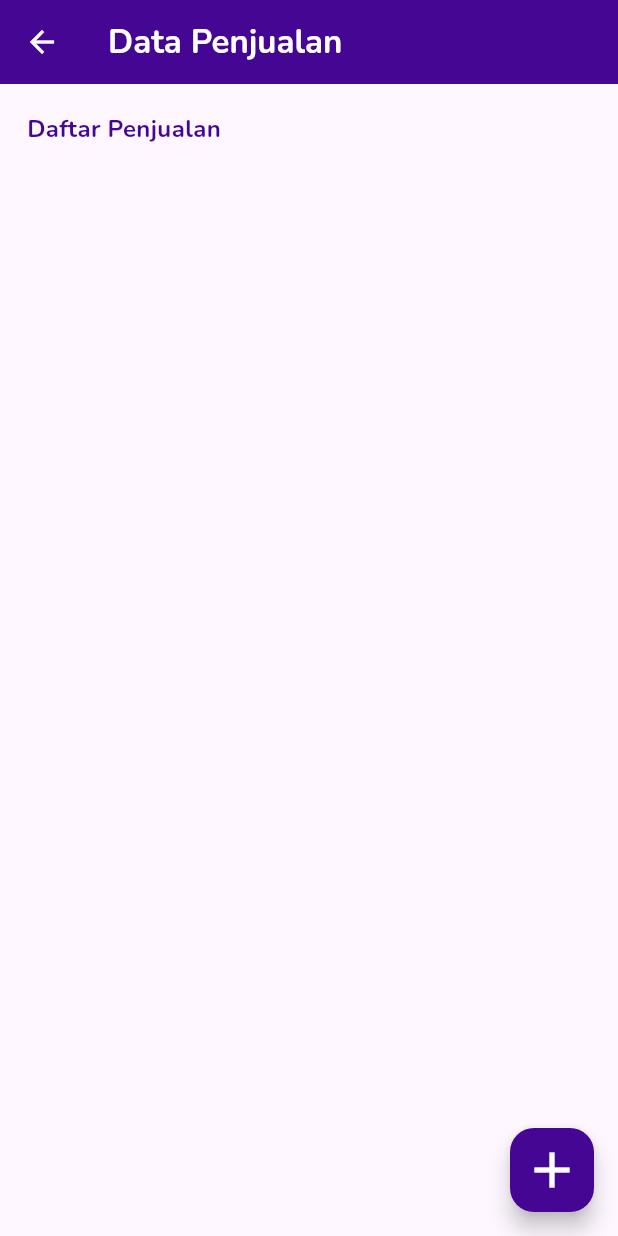
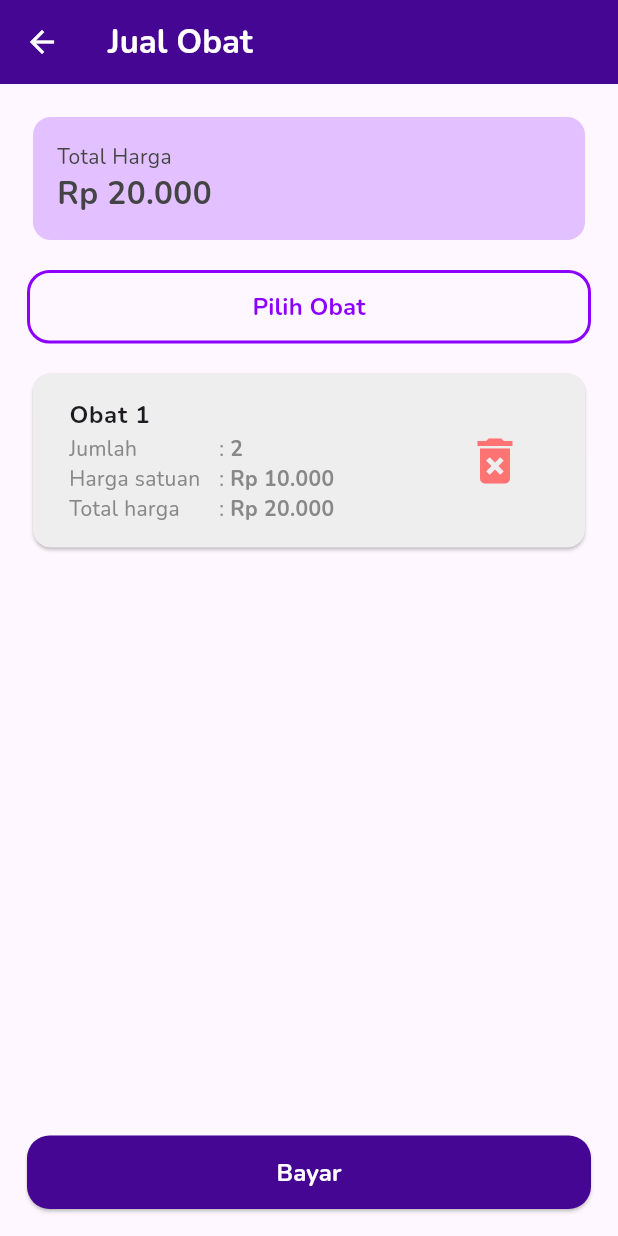
Before and after one commit to dimascahyo557/apotek_flutter, a Flutter app: the ListPenjualan screen opened directly, after a tap on the "add" icon, on a phone screen of 412 x 824 dp. Run offline on Flutter 3.47's test engine with Material 3 defaults, Android fonts, the phone set to English and light mode, and no system bars; our stand-ins replace image_picker, sqflite; accounts and stored records are empty.

Commit message:
feat: Implement sales transaction page with item selection, total calculation, and payment dialog.

```diff
--- a/lib/ui/list_penjualan.dart
+++ b/lib/ui/list_penjualan.dart
@@ -8,6 +8,7 @@ import 'package:apotek_flutter/repository/penjualan_repository.dart';
 import 'package:apotek_flutter/ui/detail_obat_screen.dart';
 import 'package:apotek_flutter/ui/detail_penjualan_page.dart';
 import 'package:apotek_flutter/ui/tambah_obat_screen.dart';
+import 'package:apotek_flutter/ui/transaksi_penjualan_page.dart';
 import 'package:apotek_flutter/variables.dart';
 import 'package:apotek_flutter/widget/my_list_item.dart';
 import 'package:flutter/material.dart';
@@ -56,7 +57,10 @@ class _ListPenjualanState extends State<ListPenjualan> {
       ),
       floatingActionButton: FloatingActionButton(
         onPressed: () async {
-          // await Navigator.push(context, MaterialPageRoute(builder: (context) => TambahPenjualanScreen()));
+          await Navigator.push(
+            context,
+            MaterialPageRoute(builder: (context) => TransaksiPenjualanPage()),
+          );
           ambilData();
         },
         backgroundColor: Variables.colorPrimary,
--- /dev/null
+++ b/lib/ui/transaksi_penjualan_page.dart
@@ -0,0 +1,398 @@
+import 'package:apotek_flutter/helper/number_helper.dart';
+import 'package:apotek_flutter/model/models.dart';
+import 'package:apotek_flutter/repository/penjualan_repository.dart';
+import 'package:apotek_flutter/variables.dart';
+import 'package:apotek_flutter/widget/app_outlined_button.dart';
+import 'package:apotek_flutter/widget/app_text_button.dart';
+import 'package:apotek_flutter/widget/my_text_form_field.dart';
+import 'package:flutter/material.dart';
+
+class TransaksiPenjualanPage extends StatefulWidget {
+  const TransaksiPenjualanPage({super.key});
+
+  @override
+  State<TransaksiPenjualanPage> createState() => _TransaksiPenjualanPageState();
+}
+
+class _TransaksiPenjualanPageState extends State<TransaksiPenjualanPage> {
+  final penjualanRepo = PenjualanRepository();
+  List<List<dynamic>> items = [];
+
+  @override
+  void initState() {
+    super.initState();
+    // TODO: delete this (just a dummy data)
+    items = [
+      [
+        ItemPenjualan(
+          idObat: 1,
+          jumlahPembelian: 2,
+          hargaSatuan: 10000,
+          totalHarga: 20000,
+        ),
+        Obat(id: 1, nama: 'Obat 1', harga: 10000, stok: 10, satuan: 'Botol'),
+      ],
+    ];
+  }
+
+  Future<void> _pilihObat() async {
+    // final obat = await Navigator.push(
+    //   context,
+    //   MaterialPageRoute(builder: (context) => const ObatListPage()),
+    // );
+    // if (obat != null) {
+    //   setState(() {
+    //     items.add([
+    //       ItemPenjualan(
+    //         idObat: obat.id,
+    //         jumlahPembelian: 1,
+    //         hargaSatuan: obat.harga,
+    //         totalHarga: obat.harga,
+    //       ),
+    //       obat,
+    //     ]);
+    //   });
+    // }
+  }
+
+  void _hapusObat(int index) {
+    setState(() {
+      items.removeAt(index);
+    });
+  }
+
+  int _hitungTotalHarga() {
+    int totalHarga = 0;
+    for (var item in items) {
+      totalHarga += item[0].totalHarga as int;
+    }
+    return totalHarga;
+  }
+
+  void _bayar() {
+    showDialog(
+      context: context,
+      builder: (context) => _PembayaranDialog(
+        totalHarga: _hitungTotalHarga(),
+        onBayar: (ctx, jumlahBayar) {
+          if (jumlahBayar < _hitungTotalHarga()) {
+            ScaffoldMessenger.of(ctx).showSnackBar(
+              SnackBar(
+                content: Text('Jumlah bayar tidak mencukupi'),
+                backgroundColor: Variables.colorDanger,
+              ),
+            );
+            return;
+          }
+
+          final listItems = items
+              .map<ItemPenjualan>((item) => item[0])
+              .toList();
+          penjualanRepo.jualObat(
+            idKasir: 1,
+            items: listItems,
+            jumlahBayar: jumlahBayar,
+          );
+
+          Navigator.pop(ctx);
+          Navigator.pop(context);
+        },
+      ),
+    );
+  }
+
+  @override
+  Widget build(BuildContext context) {
+    return Scaffold(
+      appBar: AppBar(
+        title: Text('Jual Obat', style: TextStyle(fontWeight: FontWeight.bold)),
+        backgroundColor: Variables.colorPrimary,
+        foregroundColor: Colors.white,
+      ),
+      body: Padding(
+        padding: const EdgeInsets.all(18),
+        child: Column(
+          children: [
+            _summaryCard(
+              title: 'Total Harga',
+              value: NumberHelper.formatHarga(_hitungTotalHarga()),
+            ),
+            SizedBox(height: 16),
+            SizedBox(
+              width: double.infinity,
+              child: AppOutlinedButton(
+                borderColor: Variables.colorSecondary,
+                foregroundColor: Variables.colorSecondary,
+                label: 'Pilih Obat',
+                onPressed: _pilihObat,
+              ),
+            ),
+            SizedBox(height: 16),
+            Expanded(
+              child: ListView.builder(
+                itemCount: items.length,
+                itemBuilder: (context, index) {
+                  return _listObat(
+                    obat: items[index][1],
+                    item: items[index][0],
+                    onDelete: () => _hapusObat(index),
+                  );
+                },
+              ),
+            ),
+            SizedBox(height: 16),
+            SizedBox(
+              width: double.infinity,
+              child: AppTextButton(
+                backgroundColor: Variables.colorPrimary,
+                foregroundColor: Colors.white,
+                label: 'Bayar',
+                onPressed: _bayar,
+              ),
+            ),
+          ],
+        ),
+      ),
+    );
+  }
+
+  Widget _summaryCard({required String title, String? value}) {
+    return SizedBox(
+      width: double.infinity,
+      child: Card(
+        color: Variables.colorAccent,
+        elevation: 0,
+        child: Padding(
+          padding: const EdgeInsets.all(16),
+          child: Column(
+            crossAxisAlignment: CrossAxisAlignment.start,
+            children: [
+              Text(title),
+              Text(
+                value ?? '-',
+                style: TextStyle(fontWeight: FontWeight.bold, fontSize: 21),
+              ),
+            ],
+          ),
+        ),
+      ),
+    );
+  }
+
+  Widget _listObat({
+    required Obat obat,
+    required ItemPenjualan item,
+    VoidCallback? onDelete,
+  }) {
+    return Card(
+      color: Variables.colorCardGray,
+      clipBehavior: Clip.antiAlias,
+      child: Padding(
+        padding: const EdgeInsets.all(8.0),
+        child: ListTile(
+          title: Text(
+            obat.nama,
+            style: const TextStyle(fontWeight: FontWeight.bold, fontSize: 16),
+          ),
+          subtitle: Column(
+            children: [
+              Row(
+                children: [
+                  SizedBox(
+                    width: 100,
+                    child: Text(
+                      "Jumlah",
+                      style: TextStyle(
+                        color: Variables.colorMuted,
+                        fontSize: 14,
+                      ),
+                    ),
+                  ),
+                  Text(
+                    ": ",
+                    style: TextStyle(color: Variables.colorMuted, fontSize: 14),
+                  ),
+                  Text(
+                    item.jumlahPembelian.toString(),
+                    style: TextStyle(
+                      color: Variables.colorMuted,
+                      fontSize: 14,
+                      fontWeight: FontWeight.bold,
+                    ),
+                  ),
+                ],
+              ),
+              Row(
+                children: [
+                  SizedBox(
+                    width: 100,
+                    child: Text(
+                      "Harga satuan",
+                      style: TextStyle(
+                        color: Variables.colorMuted,
+                        fontSize: 14,
+                      ),
+                    ),
+                  ),
+                  Text(
+                    ": ",
+                    style: TextStyle(color: Variables.colorMuted, fontSize: 14),
+                  ),
+                  Text(
+                    NumberHelper.formatHarga(item.hargaSatuan),
+                    style: TextStyle(
+                      color: Variables.colorMuted,
+                      fontSize: 14,
+                      fontWeight: FontWeight.bold,
+                    ),
+                  ),
+                ],
+              ),
+              Row(
+                children: [
+                  SizedBox(
+                    width: 100,
+                    child: Text(
+                      "Total harga",
+                      style: TextStyle(
+                        color: Variables.colorMuted,
+                        fontSize: 14,
+                      ),
+                    ),
+                  ),
+                  Text(
+                    ": ",
+                    style: TextStyle(color: Variables.colorMuted, fontSize: 14),
+                  ),
+                  Text(
+                    NumberHelper.formatHarga(item.totalHarga),
+                    style: TextStyle(
+                      color: Variables.colorMuted,
+                      fontSize: 14,
+                      fontWeight: FontWeight.bold,
+                    ),
+                  ),
+                ],
+              ),
+            ],
+          ),
+          trailing: IconButton(
+            onPressed: onDelete,
+            icon: Icon(
+              Icons.delete_forever,
+              color: Variables.colorDanger,
+              size: 40,
+            ),
+          ),
+        ),
+      ),
+    );
+  }
+}
+
+class _PembayaranDialog extends StatefulWidget {
+  final int totalHarga;
+  final Function(BuildContext, int) onBayar;
+  const _PembayaranDialog({
+    super.key,
+    required this.totalHarga,
+    required this.onBayar,
+  });
+
+  @override
+  State<_PembayaranDialog> createState() => __PembayaranDialogState();
+}
+
+class __PembayaranDialogState extends State<_PembayaranDialog> {
+  final TextEditingController _jumlahBayarController = TextEditingController();
+
+  @override
+  Widget build(BuildContext context) {
+    return Dialog(
+      child: Padding(
+        padding: const EdgeInsets.all(16.0),
+        child: Column(
+          crossAxisAlignment: CrossAxisAlignment.start,
+          mainAxisSize: MainAxisSize.min,
+          children: [
+            Text('Total harga', style: TextStyle(color: Variables.colorMuted)),
+            Text(
+              NumberHelper.formatHarga(widget.totalHarga),
+              style: TextStyle(
+                color: Variables.colorPrimary,
+                fontSize: 18,
+                fontWeight: FontWeight.bold,
+              ),
+            ),
+            SizedBox(height: 8),
+
+            Text('Jumlah bayar', style: TextStyle(color: Variables.colorMuted)),
+            Text(
+              NumberHelper.formatHarga(
+                int.tryParse(_jumlahBayarController.text) ?? 0,
+              ),
+              style: TextStyle(
+                color: Variables.colorPrimary,
+                fontSize: 18,
+                fontWeight: FontWeight.bold,
+              ),
+            ),
+            SizedBox(height: 8),
+
+            Text('Kembalian', style: TextStyle(color: Variables.colorMuted)),
+            Text(
+              NumberHelper.formatHarga(
+                (int.tryParse(_jumlahBayarController.text) ?? 0) -
+                    widget.totalHarga,
+              ),
+              style: TextStyle(
+                color: Variables.colorPrimary,
+                fontSize: 18,
+                fontWeight: FontWeight.bold,
+              ),
+            ),
+            SizedBox(height: 8),
+
+            Divider(color: Variables.colorMuted),
+            SizedBox(height: 8),
+
+            MyTextFormField(
+              labelText: 'Jumlah bayar',
+              controller: _jumlahBayarController,
+              keyboardType: TextInputType.number,
+              onChanged: (value) {
+                setState(() {});
+              },
+            ),
+            SizedBox(height: 16),
+
+            Row(
+              children: [
+                Expanded(
+                  child: AppOutlinedButton(
+                    borderColor: Variables.colorPrimary,
+                    foregroundColor: Variables.colorPrimary,
+                    label: 'Batal',
+                    onPressed: () => Navigator.pop(context),
+                  ),
+                ),
+                SizedBox(width: 8),
+                Expanded(
+                  child: AppTextButton(
+                    backgroundColor: Variables.colorPrimary,
+                    foregroundColor: Colors.white,
+                    label: 'Bayar',
+                    onPressed: () => widget.onBayar(
+                      context,
+                      int.tryParse(_jumlahBayarController.text) ?? 0,
+                    ),
+                  ),
+                ),
+              ],
+            ),
+          ],
+        ),
+      ),
+    );
+  }
+}
```
Also changed, not shown: lib/main.dart (+1 -13 lines), lib/ui/home.dart (+7 -2 lines), lib/widget/my_text_form_field.dart (+4 -3 lines).
